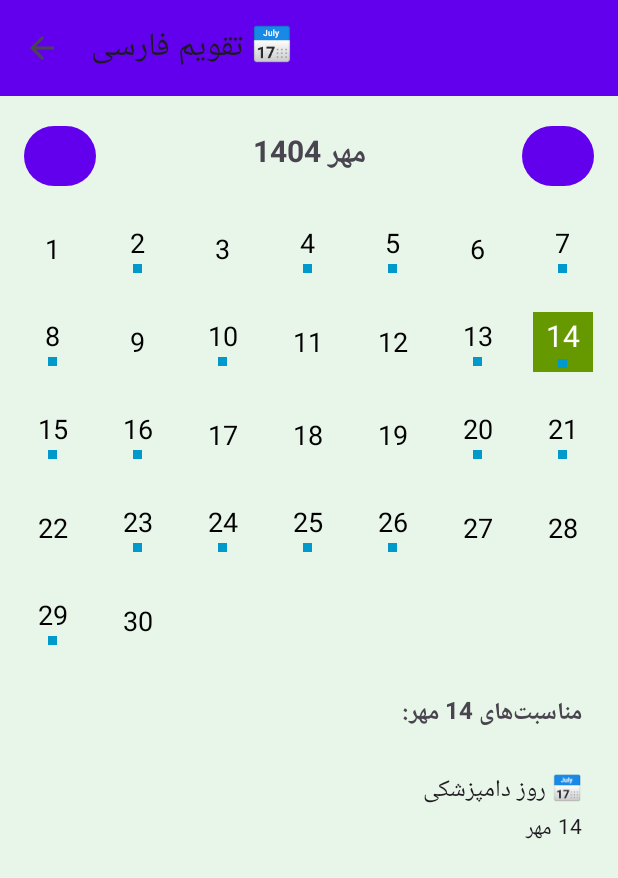
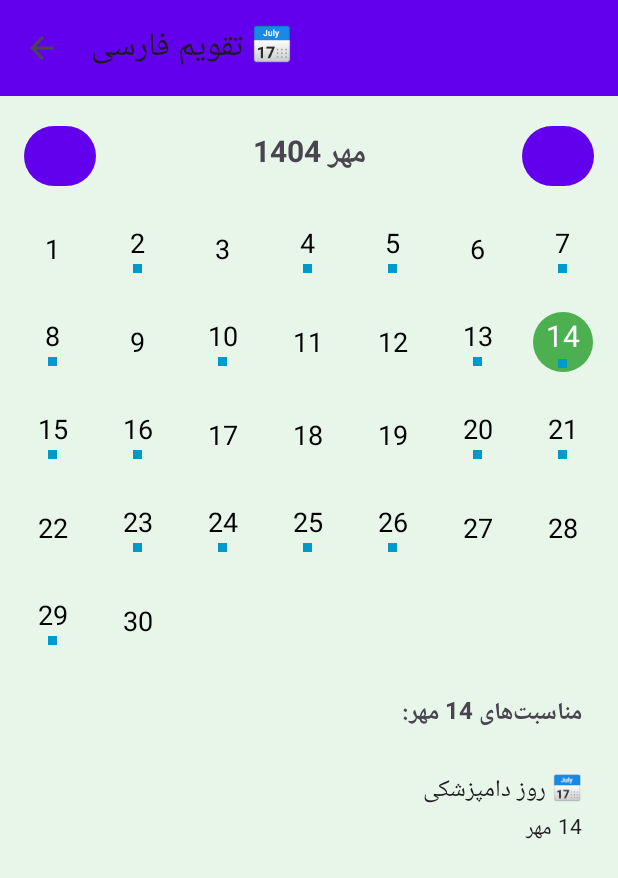
Before and after one commit to ghadirb/PersianAIAssistantOnline, an Android app: the CalendarActivity screen opened directly, with no data from a screen before it, on a phone screen of 412 x 824 dp. Shown: the top 878 px of the screen. Run offline under Robolectric (Android 15) with nearby library versions, the light colour scheme and no system bars.

Commit message:
Add simple circle for today in calendar

```diff
--- a/app/src/main/java/com/persianai/assistant/adapters/CalendarGridAdapter.kt
+++ b/app/src/main/java/com/persianai/assistant/adapters/CalendarGridAdapter.kt
@@ -39,7 +39,6 @@
             todayCircle.visibility = View.VISIBLE
             dayNumber.setTextColor(context.getColor(android.R.color.white))
             dayNumber.textSize = 20f
-            todayCircle.setBackgroundColor(context.getColor(android.R.color.holo_green_dark))
         } else {
             todayCircle.visibility = View.GONE
             dayNumber.setTextColor(context.getColor(android.R.color.black))
--- /dev/null
+++ b/app/src/main/res/drawable/circle_today.xml
@@ -0,0 +1,6 @@
+<?xml version="1.0" encoding="utf-8"?>
+<shape xmlns:android="http://schemas.android.com/apk/res/android"
+    android:shape="oval">
+    <solid android:color="#4CAF50" />
+    <size android:width="40dp" android:height="40dp" />
+</shape>
--- a/app/src/main/res/layout/item_calendar_day.xml
+++ b/app/src/main/res/layout/item_calendar_day.xml
@@ -9,7 +9,7 @@
         android:layout_width="40dp"
         android:layout_height="40dp"
         android:layout_gravity="center"
-        android:background="@android:drawable/dialog_holo_light_frame"
+        android:background="@drawable/circle_today"
         android:visibility="gone" />
 
     <LinearLayout
```
